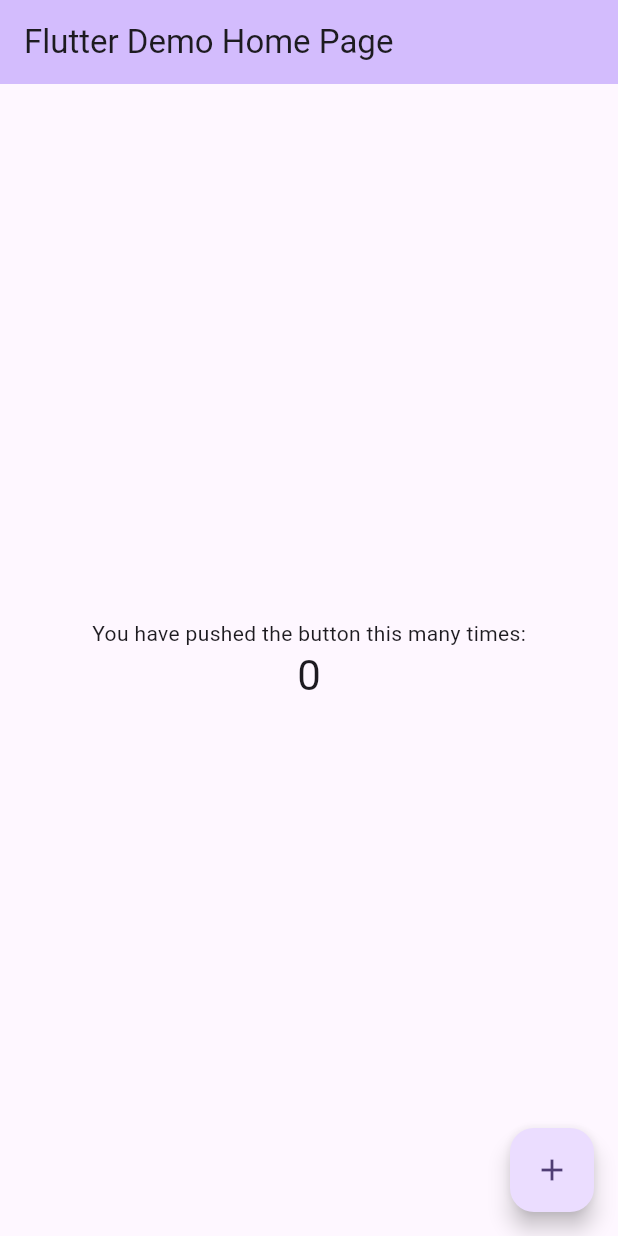
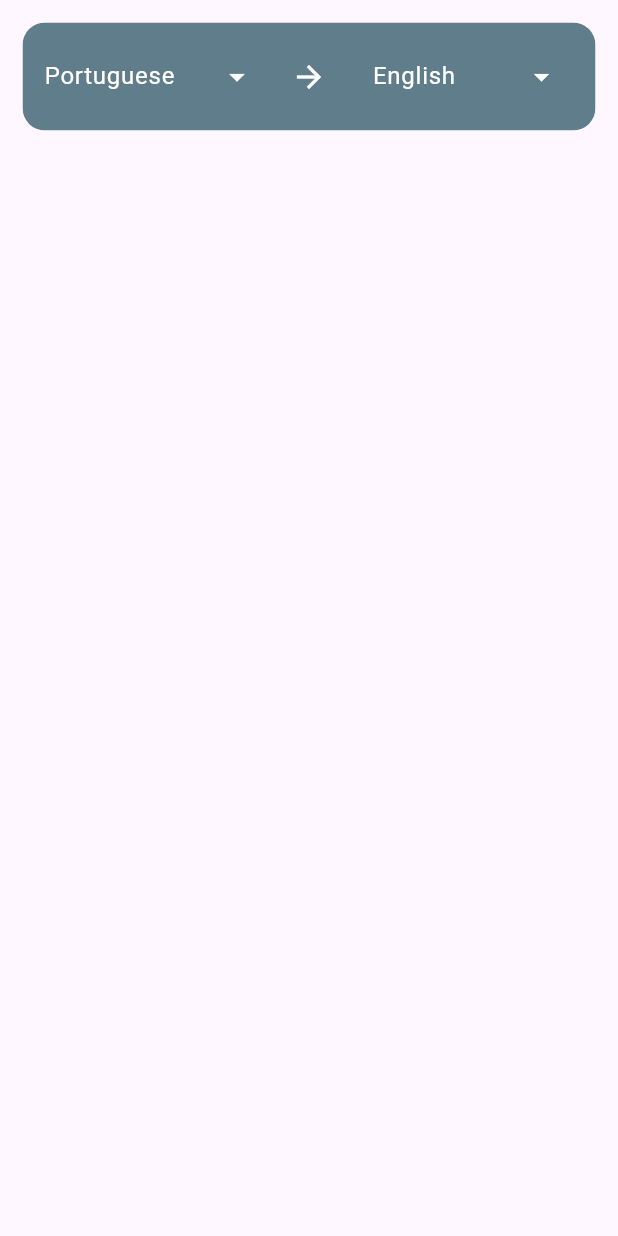
Before and after one commit to Luiz-fss/app_translator, a Flutter app: the screen it shows after launch, on a phone screen of 412 x 824 dp. Run offline on Flutter 3.47's test engine with Material 3 defaults, Android fonts, the phone set to English and light mode, and no system bars; our stand-ins replace flutter_riverpod; missing offline and left inert: google_mlkit_translation.

Commit message:
start home_screen

```diff
--- a/lib/main.dart
+++ b/lib/main.dart
@@ -1,3 +1,4 @@
+import 'package:app_translate/presenter/screens/home_screen.dart';
 import 'package:flutter/material.dart';
 
 void main() {
@@ -10,60 +11,11 @@ class MyApp extends StatelessWidget {
   Widget build(BuildContext context) {
     return MaterialApp(
       title: 'Flutter Demo',
+      debugShowCheckedModeBanner: false,
       theme: ThemeData(
         colorScheme: ColorScheme.fromSeed(seedColor: Colors.deepPurple),
       ),
-      home: const MyHomePage(title: 'Flutter Demo Home Page'),
+      home: HomeScreen(),
     );
   }
 }
-
-class MyHomePage extends StatefulWidget {
-  const MyHomePage({super.key, required this.title});
-
-  final String title;
-
-  @override
-  State<MyHomePage> createState() => _MyHomePageState();
-}
-
-class _MyHomePageState extends State<MyHomePage> {
-  int _counter = 0;
-
-  void _incrementCounter() {
-    setState(() {
-      _counter++;
-    });
-  }
-
-  @override
-  Widget build(BuildContext context) {
-    return Scaffold(
-      appBar: AppBar(
-
-        backgroundColor: Theme.of(context).colorScheme.inversePrimary,
-
-        title: Text(widget.title),
-      ),
-      body: Center(
-
-        child: Column(
-
-          mainAxisAlignment: MainAxisAlignment.center,
-          children: <Widget>[
-            const Text('You have pushed the button this many times:'),
-            Text(
-              '$_counter',
-              style: Theme.of(context).textTheme.headlineMedium,
-            ),
-          ],
-        ),
-      ),
-      floatingActionButton: FloatingActionButton(
-        onPressed: _incrementCounter,
-        tooltip: 'Increment',
-        child: const Icon(Icons.add),
-      ), // This trailing comma makes auto-formatting nicer for build methods.
-    );
-  }
-}
--- /dev/null
+++ b/lib/presenter/components/custom_drop_down_menu.dart
@@ -0,0 +1,36 @@
+import 'package:flutter/material.dart';
+
+class CustomDropDownMenu extends StatelessWidget {
+  const CustomDropDownMenu({
+    super.key,
+    required this.onSelected,
+    required this.languages,
+    this.initialSelection,
+  });
+
+  final void Function(String?)? onSelected;
+  final List<String> languages;
+  final String? initialSelection;
+
+  @override
+  Widget build(BuildContext context) {
+    return Padding(
+      padding: const EdgeInsets.all(8.0),
+      child: DropdownMenu(
+        dropdownMenuEntries: languages
+            .map(
+              (language) => DropdownMenuEntry(value: language, label: language),
+            )
+            .toList(),
+        onSelected: onSelected,
+        initialSelection: initialSelection,
+        selectedTrailingIcon: Icon(Icons.arrow_drop_up, color: Colors.white),
+        trailingIcon: Icon(Icons.arrow_drop_down, color: Colors.white),
+        menuStyle: MenuStyle(alignment: Alignment.center),
+        textAlign: TextAlign.center,
+        textStyle: TextStyle(color: Colors.white),
+        inputDecorationTheme: InputDecorationTheme(border: InputBorder.none),
+      ),
+    );
+  }
+}
--- /dev/null
+++ b/lib/presenter/components/translate_box.dart
@@ -0,0 +1,32 @@
+import 'package:flutter/material.dart';
+
+class TranslateBox extends StatelessWidget {
+  const TranslateBox({super.key, required this.icons});
+
+  final List<Icon> icons;
+
+  @override
+  Widget build(BuildContext context) {
+    return               Expanded(
+      child: ColoredBox(
+        color: Colors.white,
+        child: Column(
+          children: [
+            TextField(
+              maxLength: 6,
+            ),
+            Spacer(),
+            Divider(
+              indent: 10,endIndent: 10,
+            ),
+            Row(
+              mainAxisAlignment: MainAxisAlignment.end,
+              children: icons,
+            )
+
+          ],
+        ),
+      ),
+    );
+  }
+}
--- /dev/null
+++ b/lib/presenter/screens/home_screen.dart
@@ -0,0 +1,50 @@
+import 'package:app_translate/presenter/components/custom_drop_down_menu.dart';
+import 'package:flutter/material.dart';
+
+class HomeScreen extends StatelessWidget {
+  const HomeScreen({super.key});
+
+  @override
+  Widget build(BuildContext context) {
+    return  Scaffold(
+      body: SafeArea(
+        child: Padding(
+          padding: const EdgeInsets.all(15.0),
+          child: Column(
+            children: [
+              ClipRRect(
+                borderRadius: BorderRadius.circular(15),
+                child: ColoredBox(
+                  color: Colors.blueGrey ,
+                  child: Row(
+                    children: [
+                      Flexible(
+                        child: CustomDropDownMenu(
+                          onSelected: (value){},
+                          languages: [
+                            "Portuguese","English"
+                          ],
+                          initialSelection: "Portuguese",
+                        ),
+                      ),
+                      Icon(Icons.arrow_forward,color: Colors.white,),
+                      Flexible(
+                        child: CustomDropDownMenu(
+                          onSelected: (value){},
+                          languages: [
+                            "Portuguese","English"
+                          ],
+                          initialSelection: "English",
+                        ),
+                      )
+                    ],
+                  ),
+                ),
+              ),
+            ],
+          ),
+        ),
+      ),
+    );
+  }
+}
```
